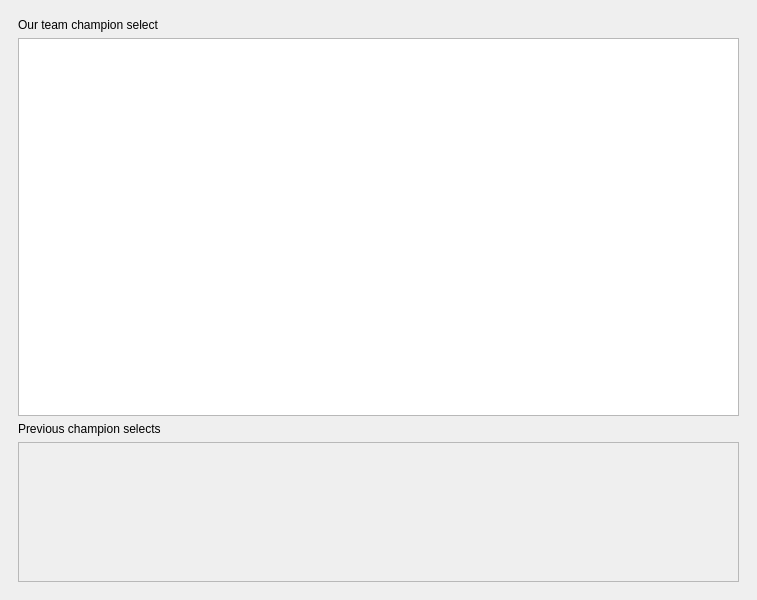
The window that progglol/mainwindow.ui (SadOnion/ProGG.lol) describes before a commit, drawn with Qt 5.
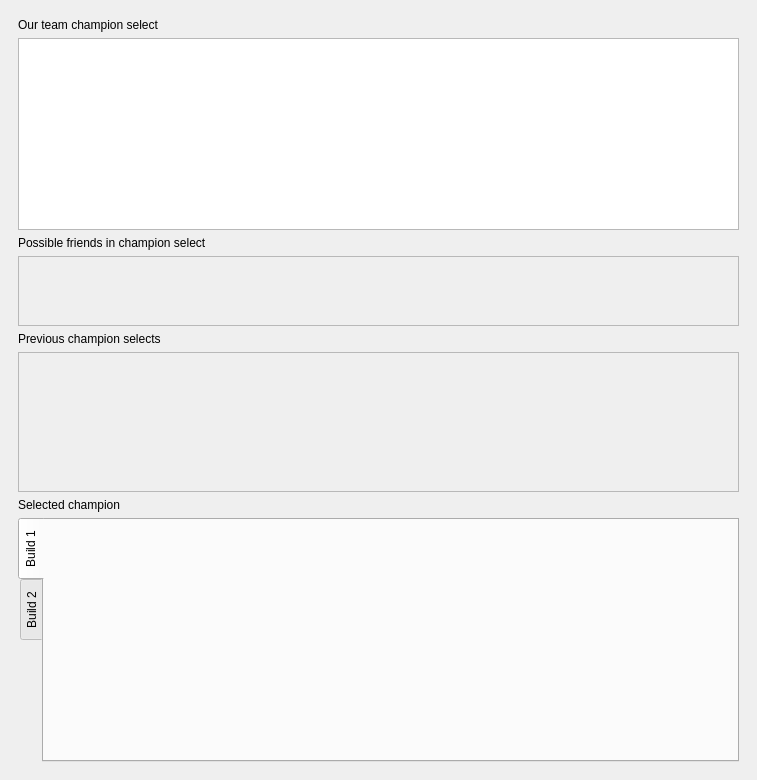
The same window after the commit. The open tabs and pages were chosen to show the change.

Commit message: closes #23, closes #4

Diff of the .ui file:
```diff
--- a/progglol/mainwindow.ui
+++ b/progglol/mainwindow.ui
@@ -7,7 +7,7 @@
     <x>0</x>
     <y>0</y>
     <width>757</width>
-    <height>600</height>
+    <height>780</height>
    </rect>
   </property>
   <property name="windowTitle">
@@ -92,6 +92,49 @@
           </attribute>
          </widget>
         </item>
+        <item>
+         <widget class="QLabel" name="label_2">
+          <property name="sizePolicy">
+           <sizepolicy hsizetype="Preferred" vsizetype="Fixed">
+            <horstretch>0</horstretch>
+            <verstretch>0</verstretch>
+           </sizepolicy>
+          </property>
+          <property name="text">
+           <string>Possible friends in champion select</string>
+          </property>
+         </widget>
+        </item>
+        <item>
+         <widget class="QScrollArea" name="scrollArea_2">
+          <property name="sizePolicy">
+           <sizepolicy hsizetype="Expanding" vsizetype="Minimum">
+            <horstretch>0</horstretch>
+            <verstretch>0</verstretch>
+           </sizepolicy>
+          </property>
+          <property name="minimumSize">
+           <size>
+            <width>0</width>
+            <height>50</height>
+           </size>
+          </property>
+          <property name="widgetResizable">
+           <bool>true</bool>
+          </property>
+          <widget class="QWidget" name="possibleFriendsGrid">
+           <property name="geometry">
+            <rect>
+             <x>0</x>
+             <y>0</y>
+             <width>719</width>
+             <height>69</height>
+            </rect>
+           </property>
+           <layout class="QHBoxLayout" name="horizontalLayout"/>
+          </widget>
+         </widget>
+        </item>
         <item>
          <widget class="QLabel" name="label_7">
           <property name="sizePolicy">
@@ -144,6 +187,36 @@
           </widget>
          </widget>
         </item>
+        <item>
+         <widget class="QLabel" name="label_3">
+          <property name="text">
+           <string>Selected champion</string>
+          </property>
+         </widget>
+        </item>
+        <item>
+         <widget class="QTabWidget" name="tabWidget">
+          <property name="tabPosition">
+           <enum>QTabWidget::West</enum>
+          </property>
+          <property name="tabShape">
+           <enum>QTabWidget::Rounded</enum>
+          </property>
+          <property name="currentIndex">
+           <number>0</number>
+          </property>
+          <widget class="QWidget" name="tab">
+           <attribute name="title">
+            <string>Build 1</string>
+           </attribute>
+          </widget>
+          <widget class="QWidget" name="tab_2">
+           <attribute name="title">
+            <string>Build 2</string>
+           </attribute>
+          </widget>
+         </widget>
+        </item>
        </layout>
       </widget>
       <widget class="QWidget" name="gamePhasePage">
```
Left out of the diff: 2 changed lines with no effect on the pictures. The commit also changes 1 other file.
